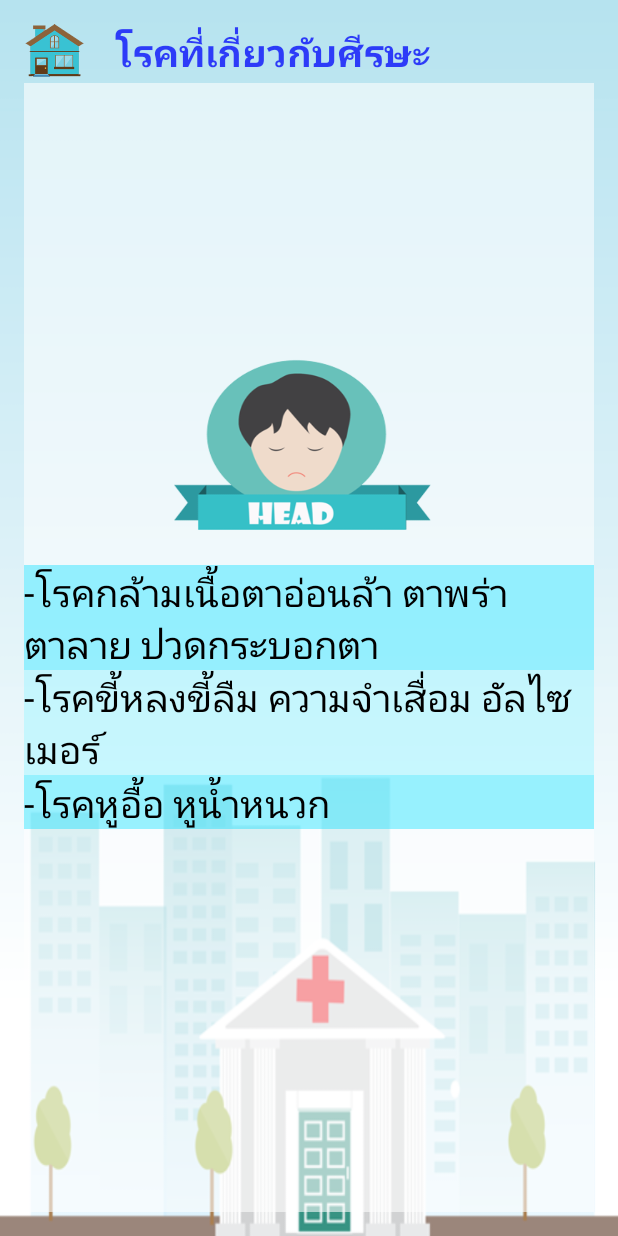
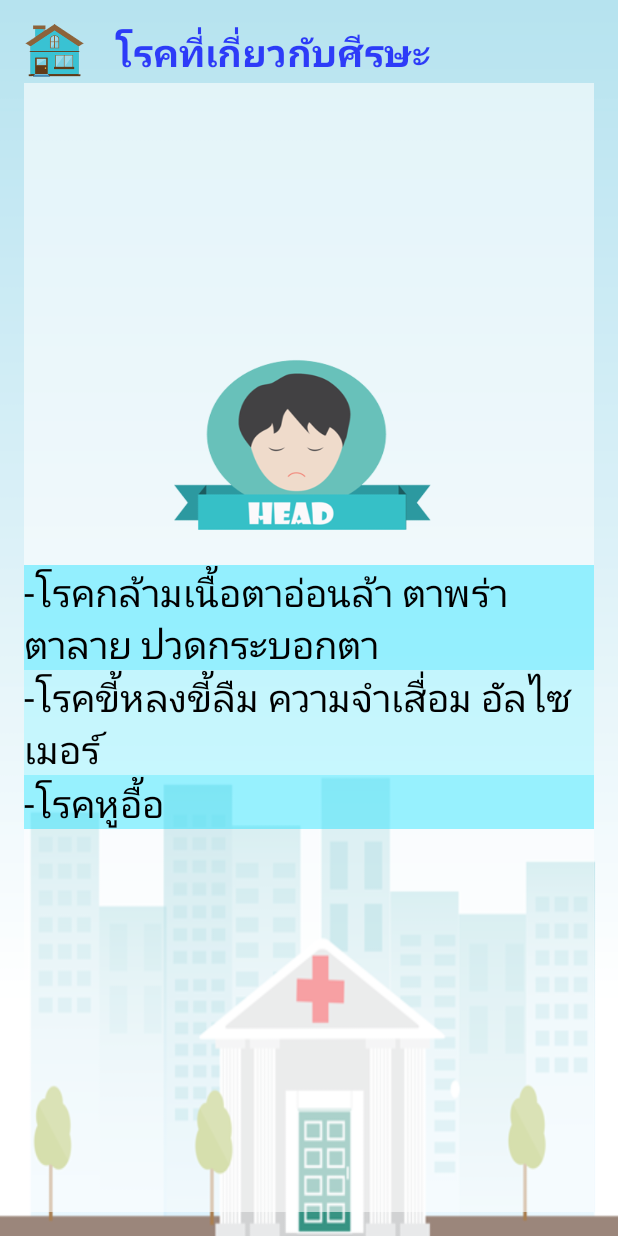
Before and after one commit to Maneerataodaod/Hospital-Room-26jan, an Android app: the layout activity_diseaseheader.xml on its own in the app's theme, with its tools: preview values and no code run, on a phone screen of 412 x 824 dp. Run offline under Robolectric (Android 15) with nearby library versions, the phone set to English and light mode, and no system bars.

Commit message:
Fontttttttt OK 9/2/60

```diff
--- a/app/src/main/java/kaewmod/hospitalroom/AddSon.java
+++ b/app/src/main/java/kaewmod/hospitalroom/AddSon.java
@@ -211,6 +211,7 @@ public class AddSon extends AppCompatActivity {
 
         }
     } //ListAllSon Class
+
     //font
     @Override
     protected void attachBaseContext(Context base) {
--- a/app/src/main/java/kaewmod/hospitalroom/LoginActivity.java
+++ b/app/src/main/java/kaewmod/hospitalroom/LoginActivity.java
@@ -179,5 +179,10 @@ public class LoginActivity extends AppCompatActivity {
         startActivity(new Intent(LoginActivity.this, MainActivity.class));
     }
 
+    //Font
+    @Override
+    protected void attachBaseContext(Context base){
+        super.attachBaseContext(CalligraphyContextWrapper.wrap(base));
+    }
 
 } //main Class
--- a/app/src/main/res/values/strings.xml
+++ b/app/src/main/res/values/strings.xml
@@ -120,7 +120,7 @@
     <string name="Menu6">YOGA</string>
     <string name="Disease1">-โรคกล้ามเนื้อตาอ่อนล้า ตาพร่า ตาลาย ปวดกระบอกตา</string>
     <string name="Disease2">-โรคขี้หลงขี้ลืม ความจำเสื่อม อัลไซเมอร์</string>
-    <string name="Disease3">-โรคหูอื้อ หูน้ำหนวก</string>
+    <string name="Disease3">-โรคหูอื้อ</string>
     <string name="Disease4">-โรคหัวใจ</string>
     <string name="Disease5">-โรคความดันโลหิตสูง</string>
     <string name="Disease6">-โรคมะเร็ง</string>
```
Also changed, not shown: app/src/main/java/kaewmod/hospitalroom/YogaActivity.java (+7 -0 lines).
